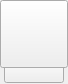
Qt form Dungeoner/CustomWidgets/InventoryCell/inventorycell.ui (Denis-Igorevich-Frolov/Dungeoner-on-QT) before a commit.
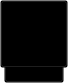
The same form after that commit. Custom widgets are drawn as their Qt base class.

```diff
--- a/Dungeoner/CustomWidgets/InventoryCell/inventorycell.ui
+++ b/Dungeoner/CustomWidgets/InventoryCell/inventorycell.ui
@@ -16,6 +16,9 @@
   <property name="windowTitle">
    <string>Form</string>
   </property>
+  <property name="styleSheet">
+   <string notr="true">background: transparent;</string>
+  </property>
   <widget class="QLabel" name="inventoryCellBorder">
    <property name="geometry">
     <rect>
```
